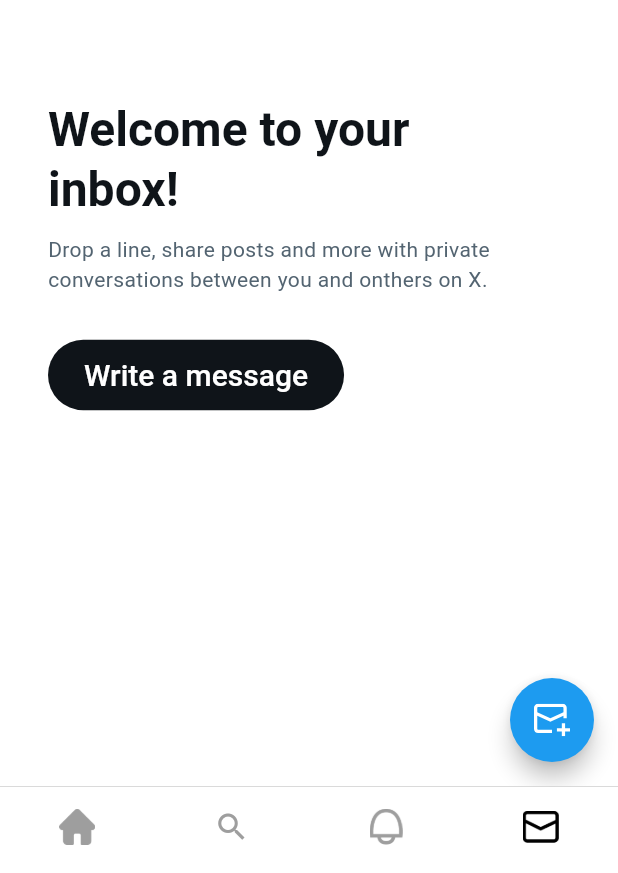
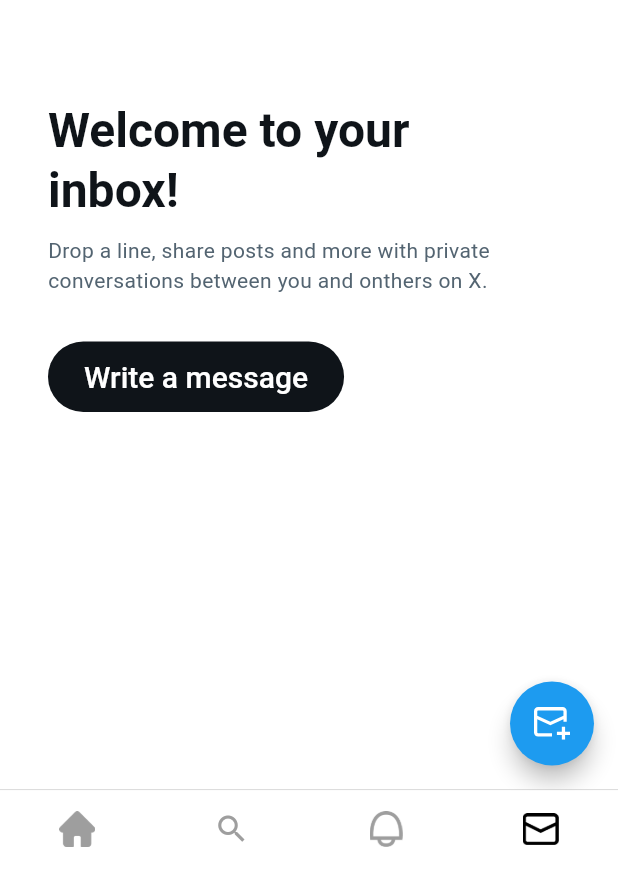
Before and after one commit to SWEProject25/cross-platform, a Flutter app: the NavigationHomeScreen screen opened by its route, item 4 of the bottom bar chosen, on a phone screen of 412 x 824 dp. Shown: the part 360-1233 px from the top of the screen. Run offline on Flutter 3.47's test engine with Material 3 defaults, Android fonts, the phone set to English and light mode, and no system bars; our stand-ins replace cookie_jar, dio, dio_cookie_manager, dotted_border, flutter_riverpod, flutter_svg and 11 more; missing offline and left inert: dart:ffi; accounts and stored records are empty; generated files the repository leaves out were written again; network calls fail.

Commit message:
fixed the overflow in the bottom nav bar

```diff
--- a/lam7a/lib/features/navigation/ui/view/navigation_home_screen.dart
+++ b/lam7a/lib/features/navigation/ui/view/navigation_home_screen.dart
@@ -165,7 +165,7 @@ class _NavigationHomeScreenState extends State<NavigationHomeScreen> {
           bottomNavigationBar: AnimatedContainer(
             duration: const Duration(milliseconds: 350),
             curve: Curves.easeInOut,
-            height: _isVisible ? 60 : 0,
+            height: _isVisible ? MediaQuery.of(context).size.height * 0.07 : 0,
             child: AnimatedOpacity(
               duration: const Duration(milliseconds: 350),
               curve: Curves.easeInOut,
```
